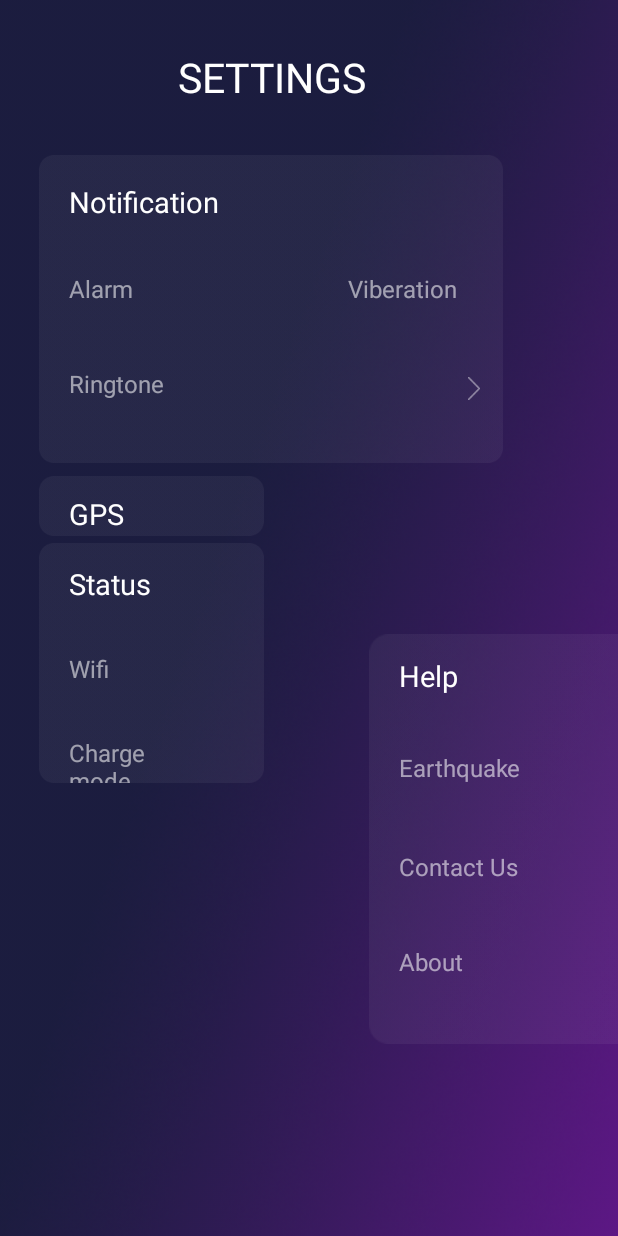
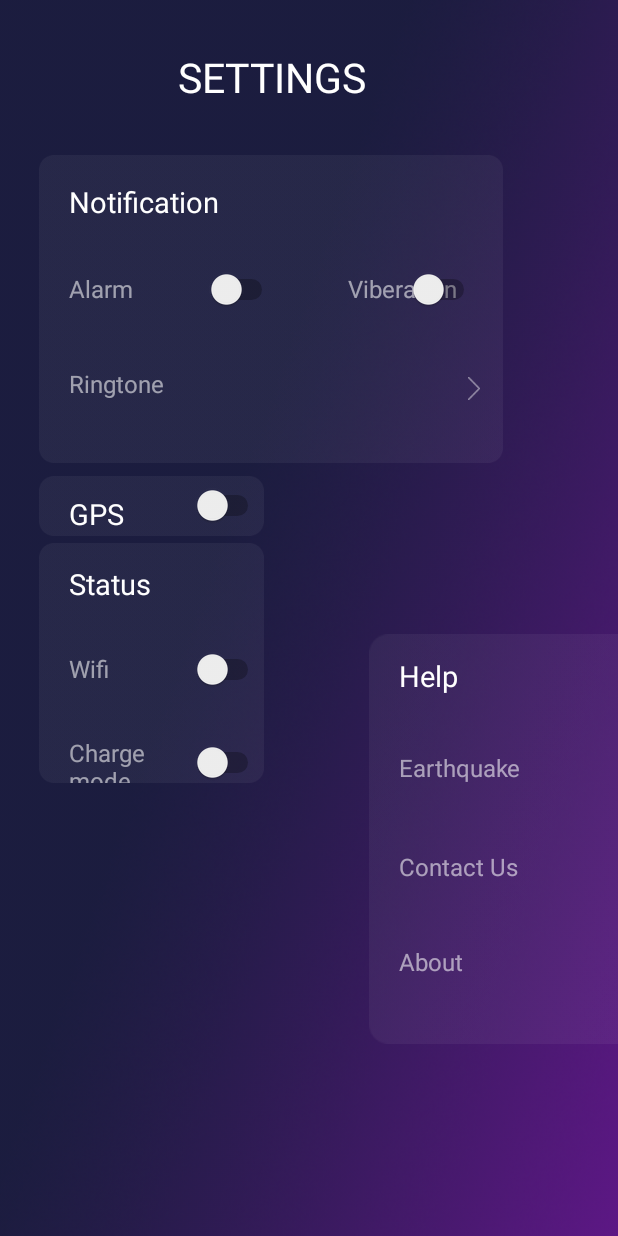
Before and after one commit to kevinyu0506/EarthquakeApp-Android, an Android app: the screen it shows after launch (settings), on a phone screen of 412 x 824 dp. Run offline under Robolectric (Android 15) with nearby library versions, the phone set to English and light mode, and no system bars.

```diff
--- a/app/src/main/res/layout/activity_settings.xml
+++ b/app/src/main/res/layout/activity_settings.xml
@@ -114,6 +114,27 @@
             android:layout_marginRight="15dp"
             android:layout_marginEnd="15dp" />
 
+        <Switch
+            android:id="@+id/alarmSwitch"
+            android:layout_width="wrap_content"
+            android:layout_height="wrap_content"
+            android:layout_alignBaseline="@+id/viberation"
+            android:layout_alignBottom="@+id/viberation"
+            android:layout_toRightOf="@+id/magnitude"
+            android:layout_toEndOf="@+id/magnitude"
+            android:layout_marginLeft="15dp"
+            android:layout_marginStart="15dp" />
+
+        <Switch
+            android:id="@+id/viberationSwitch"
+            android:layout_width="wrap_content"
+            android:layout_height="wrap_content"
+            android:layout_alignBaseline="@+id/viberation"
+            android:layout_alignBottom="@+id/viberation"
+            android:layout_alignRight="@+id/ringtoneArrow"
+            android:layout_alignEnd="@+id/ringtoneArrow" />
+
+
     </RelativeLayout>
 
     <RelativeLayout
@@ -139,6 +160,14 @@
             android:layout_marginStart="30px"
             android:layout_marginTop="17.9px"
             android:textColor="#ffffff"/>
+
+        <Switch
+            android:id="@+id/gpsSwitch"
+            android:layout_width="wrap_content"
+            android:layout_height="wrap_content"
+            android:layout_centerVertical="true"
+            android:layout_alignParentRight="true"
+            android:layout_alignParentEnd="true" />
 
     </RelativeLayout>
 
@@ -196,6 +225,22 @@
             android:layout_alignRight="@+id/status"
             android:layout_alignEnd="@+id/status" />
 
+        <Switch
+            android:id="@+id/wifiSwitch"
+            android:layout_width="wrap_content"
+            android:layout_height="wrap_content"
+            android:layout_alignBaseline="@+id/wifi"
+            android:layout_alignBottom="@+id/wifi"
+            android:layout_alignParentRight="true"
+            android:layout_alignParentEnd="true" />
+
+        <Switch
+            android:id="@+id/chargeModeSwitch"
+            android:layout_width="wrap_content"
+            android:layout_height="wrap_content"
+            android:layout_alignBottom="@+id/chargeMode"
+            android:layout_alignParentRight="true"
+            android:layout_alignParentEnd="true" />
 
 
     </RelativeLayout>
```
